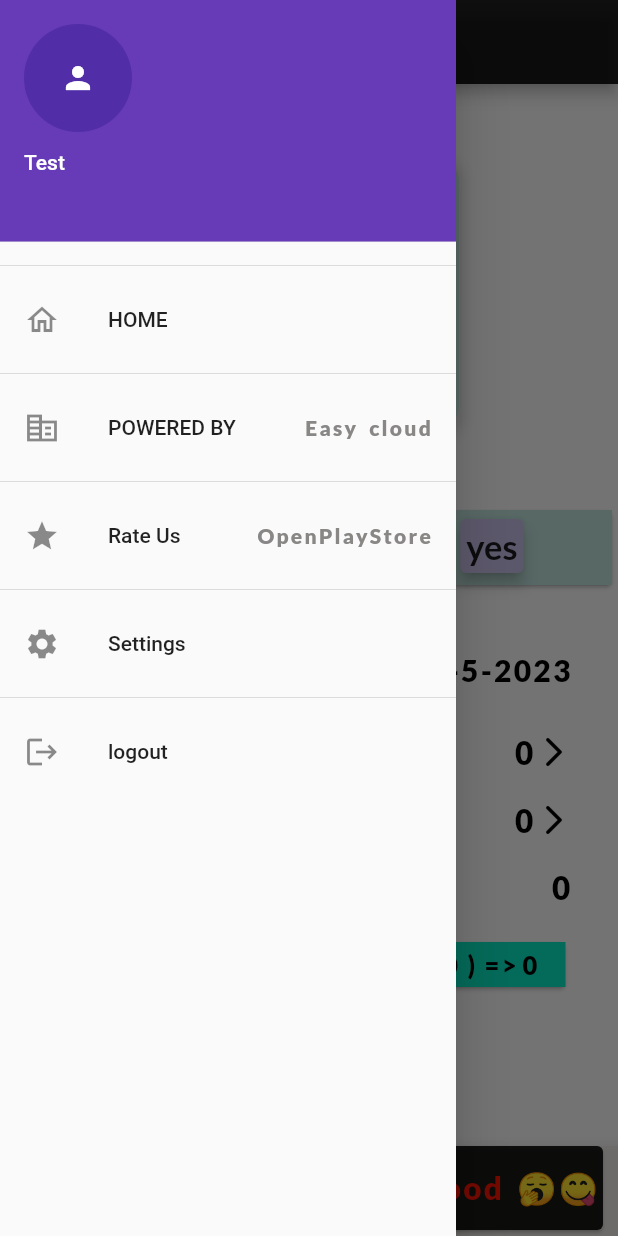
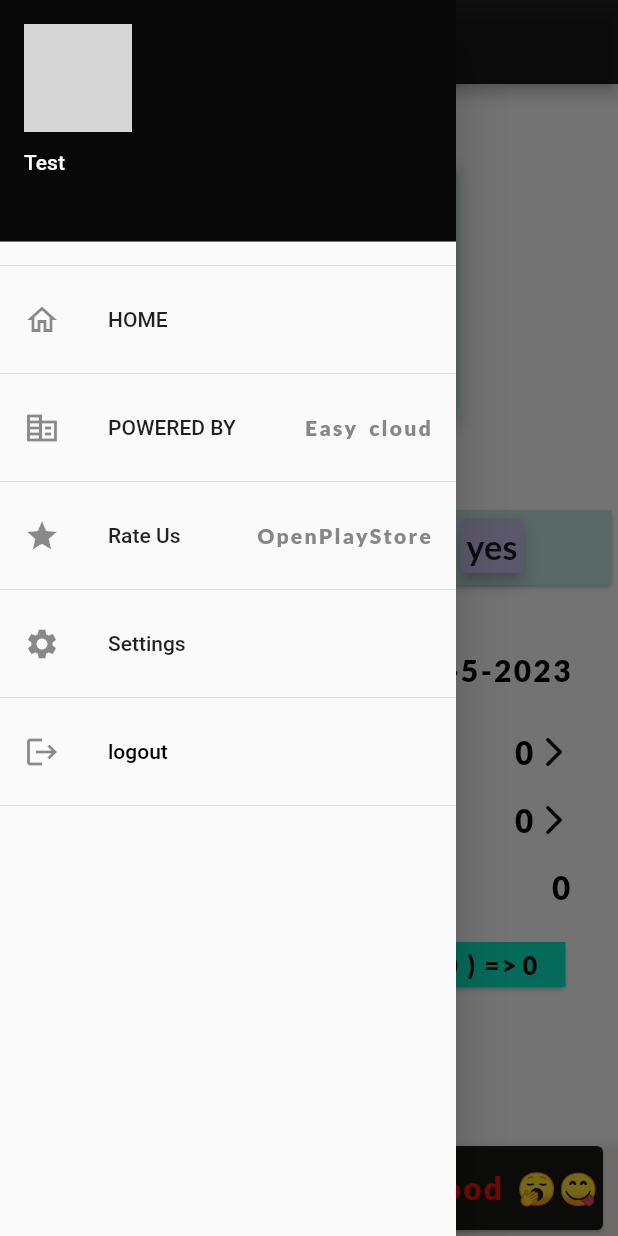
Before and after one commit to mahesheasy/lunch_repository, a Flutter app: the screen it shows once a user with an empty profile is signed in, in the side drawer, after a tap on "POWERED BY", on a phone screen of 412 x 824 dp. Run offline on Flutter 3.47's test engine with Material 2 defaults, Android fonts, the phone set to English and light mode, and no system bars; our stand-ins replace cloud_firestore, firebase_auth, firebase_core, firebase_remote_config, flutter_local_notifications, google_fonts and 3 more; accounts and stored records are empty; network calls fail; grey boxes are pictures that could not be loaded.

Commit message:
drawer widget completed and some changes have to change in the next verision

```diff
--- a/lib/home/Drawer_Widget.dart
+++ b/lib/home/Drawer_Widget.dart
@@ -1,5 +1,6 @@
 import 'package:firebase_auth/firebase_auth.dart';
 import 'package:flutter/material.dart';
+import 'package:url_launcher/url_launcher.dart';
 
 class NavigationDrawerWidget extends StatelessWidget {
   // final User user;
@@ -12,10 +13,13 @@ class NavigationDrawerWidget extends StatelessWidget {
   ) {
     final user = FirebaseAuth.instance.currentUser;
     return Drawer(
+
       child: ListView(
         padding: EdgeInsets.zero,
+
         children: <Widget>[
           UserAccountsDrawerHeader(
+            decoration: BoxDecoration(color: Color.fromARGB(255, 8, 8, 8)),
             accountName: Text('Test'),
             accountEmail: Text(
               user!.email!,
@@ -25,7 +29,8 @@ class NavigationDrawerWidget extends StatelessWidget {
                   ),
             ),
             currentAccountPicture: CircleAvatar(
-              child: Icon(Icons.person),
+              backgroundImage: NetworkImage(
+                  'https://png.pngtree.com/element_our/sm/20180410/sm_5acd1797b5783.jpg'),
             ),
           ),
           Divider(),
@@ -44,21 +49,24 @@ class NavigationDrawerWidget extends StatelessWidget {
               "Easy cloud",
               style: TextStyle(color: Color.fromARGB(255, 136, 135, 133)),
             ),
-            onTap: () {
-              // Handle settings
+            onTap: () async {
+              // ignore: deprecated_member_use
+              await launch('https://easycloud.in/');
             },
           ),
           Divider(),
           ListTile(
-            hoverColor:Colors.amber ,
-            focusColor: Colors.amber,
             leading: Icon(Icons.star),
             title: Text('Rate Us'),
             trailing: Text(
               "OpenPlayStore",
               style: TextStyle(color: Color.fromARGB(255, 136, 135, 133)),
             ),
-            onTap: () {},
+            onTap: () async {
+              // ignore: deprecated_member_use
+              await launch(
+                  'https://play.google.com/store/apps/details?id=in.easycloud.mealmaven&pli=1');
+            },
           ),
           Divider(),
           ListTile(
@@ -71,11 +79,12 @@ class NavigationDrawerWidget extends StatelessWidget {
           Divider(),
           ListTile(
             leading: Icon(Icons.logout),
-            title: Text('logout'),
+            title: Text('logout',style: TextStyle(color: Color.fromARGB(255, 1, 0, 0)),),
             onTap: () async {
               await FirebaseAuth.instance.signOut();
             },
           ),
+          Divider(),
         ],
       ),
     );
--- a/lib/home/app_bar_dispaly.dart
+++ b/lib/home/app_bar_dispaly.dart
@@ -17,7 +17,7 @@ AppBar appbar( BuildContext context) {
     //       ),
 
     // ),
-    // actions: [
+    // // actions: [
     //   IconButton(
     //       onPressed: () async {
     //         await FirebaseAuth.instance.signOut();
--- a/pubspec.yaml
+++ b/pubspec.yaml
@@ -44,6 +44,7 @@ dependencies:
   uuid: ^3.0.7
   intl: ^0.18.1
   rating_dialog: ^2.0.4
+  url_launcher: ^6.1.11
 
 
 
@@ -71,8 +72,9 @@ flutter:
 
 
   # To add assets to your application, add an assets section, like this:
-  # assets:
-  #    - images/a_dot_burr.jpeg
+
+  assets:
+    - asset/images/appstore.png
   #   - images/a_dot_ham.jpeg
 
   # An image asset can refer to one or more resolution-specific "variants", see
```
Also changed, not shown: pubspec.lock, 1 other file.
